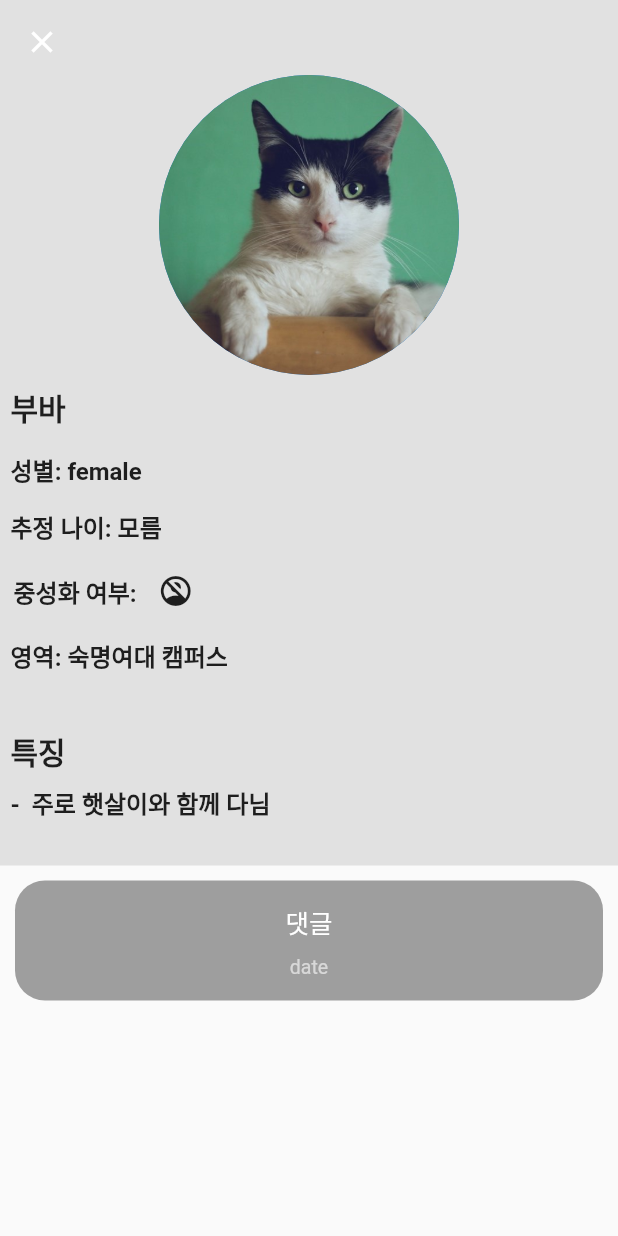
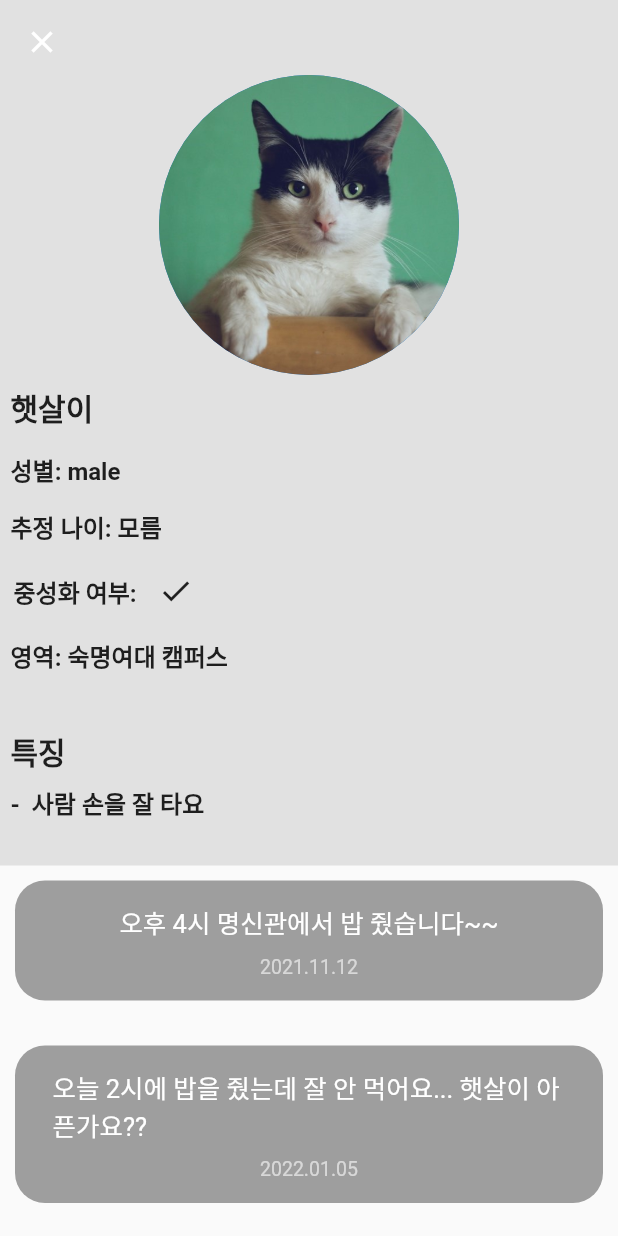
Before and after one commit to kyungminlee-12/2021-Solux-Project-MohanunGoyang, a Flutter app: the screen it shows once a user with an empty profile is signed in, item 3 of the bottom bar chosen, after a tap on the "info" icon, on a phone screen of 412 x 824 dp. Run offline on Flutter 3.47's test engine with Material 2 defaults, Android fonts, the phone set to English and light mode, and no system bars; our stand-ins replace carousel_slider, cloud_firestore, firebase_auth, firebase_core; accounts and stored records are empty.

Commit message:
세부 페이지 댓글디자인 수정

```diff
--- a/MohanunGoyang/lib/main.dart
+++ b/MohanunGoyang/lib/main.dart
@@ -58,6 +58,10 @@
       'age': '모름',
       'like': true,
       'characteristic': '사람 손을 잘 타요',
+      'comment': '오후 4시 명신관에서 밥 줬습니다~~',
+      'commentDate': '2021.11.12',
+      'comment2': '오늘 2시에 밥을 줬는데 잘 안 먹어요... 햇살이 아픈가요??',
+      'commentDate2': '2022.01.05'
     }),
     CatInfo.fromMap({
       'name': '부바',
@@ -69,6 +73,10 @@
       'age': '모름',
       'like': false,
       'characteristic': '주로 햇살이와 함께 다님',
+      'comment': '부바가 요즘 아픈 것 같아요!! 밥을 잘 안 먹어요...',
+      'commentDate': '2022.01.01',
+      'comment2': '오후 4시 명신관에서 밥 줬습니다!! 오늘은 밥 잘 먹어요!',
+      'commentDate2': '2022.01.11'
     }),
     CatInfo.fromMap({
       'name': '주주',
@@ -80,6 +88,10 @@
       'age': '모름',
       'like': true,
       'characteristic': '새 관찰을 좋아함',
+      'comment': '혹시 주주 오늘 밥 주신 분 있으신기요?',
+      'commentDate': '2022.02.12',
+      'comment2': '11시에 명신관에서 밥 줬습니다!',
+      'commentDate2': '2022.02.12'
     }),
     CatInfo.fromMap({
       'name': '니니',
@@ -89,8 +101,12 @@
       'date': '2021.02.12',
       'gender': 'male',
       'age': '모름',
-      'like': true,
+      'like': false,
       'characteristic': '사람이 만지는 것을 싫어함',
+      'comment': '오전 10시 명신관에서 밥 줬습니다~~',
+      'commentDate': '2021.12.17',
+      'comment2': '오늘은 11시에 밥 줬습니다!',
+      'commentDate2': '2022.02.18'
     }),
   ];
 
--- a/MohanunGoyang/lib/model/model_cat.dart
+++ b/MohanunGoyang/lib/model/model_cat.dart
@@ -10,6 +10,10 @@
   final String age;
   final bool like;
   final String characteristic;
+  final String comment;
+  final String commentDate;
+  final String comment2;
+  final String commentDate2;
 
   CatInfo.fromMap(Map<String, dynamic> map)
   : name=map['name'],
@@ -20,5 +24,9 @@
     gender=map['gender'],
     age=map['age'],
     like=map['like'],
-    characteristic=map['characteristic'];
+    characteristic=map['characteristic'],
+    comment=map['comment'],
+    commentDate=map['commentDate'],
+    comment2=map['comment2'],
+    commentDate2=map['commentDate2'];
 }
--- a/MohanunGoyang/lib/screen/detail_screen.dart
+++ b/MohanunGoyang/lib/screen/detail_screen.dart
@@ -49,7 +49,7 @@
                             // Image.asset('images/cat2.jpg'),
                             Container(
                               padding: EdgeInsets.only(top: 50),
-                              child: CircleAvatar(radius: 100, backgroundImage: AssetImage('images/cat1.jpg'),),
+                              child: CircleAvatar(radius: 100, backgroundImage: AssetImage('images/'+widget.cat.picture),),
                             ),
                             /*
                             Container(
@@ -116,7 +116,7 @@
                                   Text("중성화 여부: ", style: TextStyle(fontSize: 16, fontWeight: FontWeight.bold), textAlign: TextAlign.center,),
                                   widget.cat.neutering   // neutering(likes)의 current page가 true면 check, false면 add 형태
                                   ? IconButton(onPressed: () {}, icon: Icon(Icons.check),)
-                                  : IconButton(onPressed: () {}, icon: Icon(Icons.no_accounts),),
+                                  : IconButton(onPressed: () {}, icon: Icon(Icons.close_sharp),),
                                 ],
                               )
                             ),
@@ -194,9 +194,43 @@
                   child: Container(
                     child: Column(
                       children: <Widget>[
-                        Text( "댓글", style: TextStyle(fontSize: 17, color: Colors.white) ),
+                        Text(
+                          widget.cat.comment,
+                          style: TextStyle(fontSize: 17, color: Colors.white)
+                        ),
                         Padding(padding: EdgeInsets.all(5),),
-                        Text( "date", style: TextStyle(fontSize: 13, color: Colors.white60,) ),
+                        Text(
+                          widget.cat.commentDate,
+                          style: TextStyle(fontSize: 13, color: Colors.white60,)
+                        ),
+                      ],
+                    ),
+                  )
+                ),
+
+                Container(
+                  padding: EdgeInsets.fromLTRB(25, 15, 25, 15),
+                ),
+
+                Container(
+                  padding: EdgeInsets.fromLTRB(25, 15, 25, 15),
+                  width: double.maxFinite,
+                  decoration: BoxDecoration(
+                    color: Colors.grey,
+                    borderRadius: BorderRadius.circular(20),
+                  ),
+                  child: Container(
+                    child: Column(
+                      children: <Widget>[
+                        Text(
+                          widget.cat.comment2,
+                          style: TextStyle(fontSize: 17, color: Colors.white)
+                        ),
+                        Padding(padding: EdgeInsets.all(5),),
+                        Text(
+                          widget.cat.commentDate2,
+                          style: TextStyle(fontSize: 13, color: Colors.white60,)
+                        ),
                       ],
                     ),
                   )
--- a/MohanunGoyang/lib/screen/favorites_screen.dart
+++ b/MohanunGoyang/lib/screen/favorites_screen.dart
@@ -31,7 +31,7 @@
         ),
         body: ListView(scrollDirection: Axis.vertical, children: <Widget>[
           Visibility(
-            visible: like[0] ? false : true ,
+            visible: like[0] ? true : false ,
             child: ListTile(
               // leading : Image.asset('images/cat1.jpg'),
               title: CarouselImage(cat: cat, cat_index: 0,),
@@ -40,23 +40,23 @@
             ),
           ),
           Visibility(
-            visible: like[1] ? false : true ,
+            visible: like[1] ? true : false ,
             child: ListTile(
               title: CarouselImage(cat: cat, cat_index: 1,),
               onTap: () {},
             ),
           ),
           Visibility(
-            visible: like[2] ? false : true ,
+            visible: like[2] ? true : false ,
             child: ListTile(
-              title: CarouselImage(cat: cat, cat_index: 1,),
+              title: CarouselImage(cat: cat, cat_index: 2,),
               onTap: () {},
             ),
           ),
           Visibility(
-            visible: like[3] ? false : true ,
+            visible: like[3] ? true : false ,
             child: ListTile(
-              title: CarouselImage(cat: cat, cat_index: 1,),
+              title: CarouselImage(cat: cat, cat_index: 3,),
               onTap: () {},
             ),
           ),
--- a/MohanunGoyang/lib/widget/carousel_slider.dart
+++ b/MohanunGoyang/lib/widget/carousel_slider.dart
@@ -91,20 +91,6 @@
                         Text('좋아요', style: TextStyle(fontSize: 11),)
                       ],),
                     ),
-                    /*
-                    IconButton(
-                      icon: _currentlike   // neutering(likes)의 current page가 true면 check, false면 add 형태
-                        ? IconButton(onPressed: () {}, icon: Icon(Icons.favorite_border),)
-                        : IconButton(onPressed: () {}, icon: Icon(Icons.favorite),),
-                      onPressed: () {
-                        setState(() {
-                          if (_currentlike==true) _currentlike=false;
-                          else _currentlike=true;
-                        });
-                      },
-                    ),
-                    */
-                    // Text('좋아요', style: TextStyle(fontSize: 11),)
                   ],),
                 ),
 
```
Also changed, not shown: MohanunGoyang/pubspec.yaml (line endings or trailing spaces).
